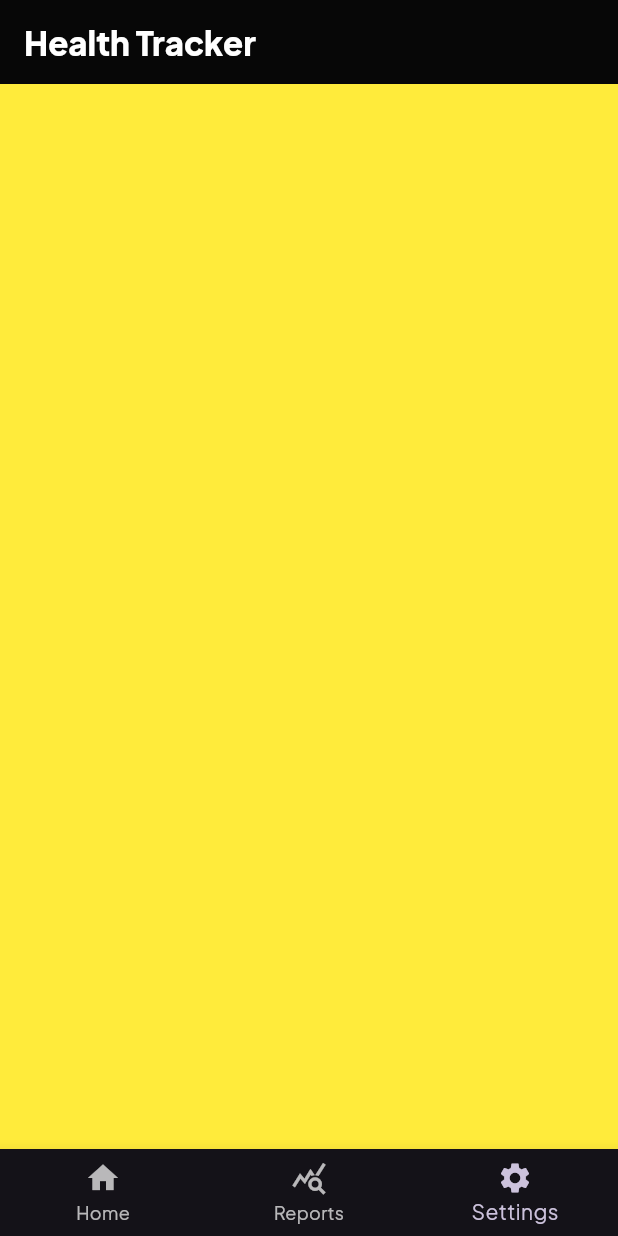
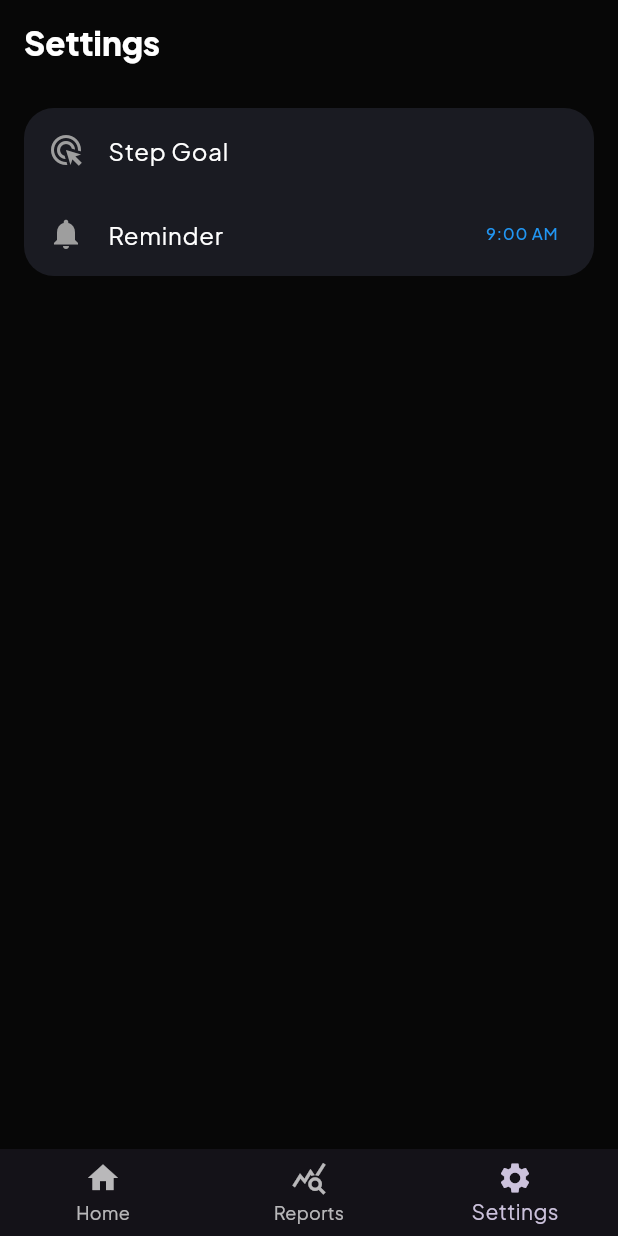
Before and after one commit to mustafanadeem/pedometer_flutter_app, a Flutter app: the screen it shows after launch, item 3 of the bottom bar chosen, on a phone screen of 412 x 824 dp. Run offline on Flutter 3.47's test engine with Material 3 defaults, Android fonts, the phone set to English and light mode, and no system bars; our stand-ins replace google_fonts, pedometer, permission_handler.

Commit message:
settings layout

```diff
--- a/lib/Screens/Settings.dart
+++ b/lib/Screens/Settings.dart
@@ -5,8 +5,53 @@ class Settings extends StatelessWidget {
 
   @override
   Widget build(BuildContext context) {
-    return Container(
-      color: Colors.yellow,
+    return Scaffold(
+      backgroundColor: Color(0xff070707),
+      body: Padding(
+        padding: const EdgeInsets.all(16.0),
+        child: Column(
+          mainAxisSize: MainAxisSize
+              .min, // Ensures the column takes up minimum vertical space
+          children: [
+            ClipRRect(
+              borderRadius: BorderRadius.vertical(
+                top: Radius.circular(20),
+                bottom: Radius.circular(20),
+              ),
+              child: Container(
+                color: Color(0xff1A1B22), // Use Container's color directly
+                child: Column(
+                  mainAxisSize: MainAxisSize
+                      .min, // Ensures the container only takes up needed space
+                  children: [
+                    buildListTile(Icons.ads_click, 'Step Goal', null),
+                    buildListTile(Icons.notifications, 'Reminder', '9:00 AM'),
+                  ],
+                ),
+              ),
+            ),
+          ],
+        ),
+      ),
+    );
+  }
+
+  Widget buildListTile(IconData icon, String title, String? trailing) {
+    return Material(
+      color: Colors.transparent, // Make the Material widget transparent
+      child: ListTile(
+        leading: Icon(icon, color: Colors.grey),
+        title: Text(title, style: TextStyle(color: Colors.white)),
+        trailing: trailing != null
+            ? Text(
+                trailing,
+                style: TextStyle(color: Colors.blue),
+              )
+            : null,
+        onTap: () {
+          // Handle the onTap if needed
+        },
+      ),
     );
   }
 }
--- a/lib/main.dart
+++ b/lib/main.dart
@@ -2,7 +2,6 @@
 import 'package:google_fonts/google_fonts.dart';
 import 'Screens/Reports.dart';
 import 'Screens/Settings.dart';
-import 'ActivityCard.dart';
 import 'Screens/Home.dart'; // This will be needed for stream subscription
 
 void main() {
@@ -39,13 +38,19 @@
     Settings(),
   ];
 
+  static List<String> _titles = <String>[
+    'Health Tracker',
+    'Reports',
+    'Settings',
+  ];
+
   Widget build(BuildContext context) {
     return Scaffold(
       backgroundColor: Color(0xff070707),
       appBar: AppBar(
         backgroundColor: Color(0xff070707),
         title: Text(
-          'Health Tracker',
+          _titles[_currentIndex],
           style: TextStyle(color: Colors.white, fontWeight: FontWeight.w800),
         ),
       ),
```
Also changed, not shown: lib/components/StepGoalsDropdown.dart (added, +56 -0 lines).
